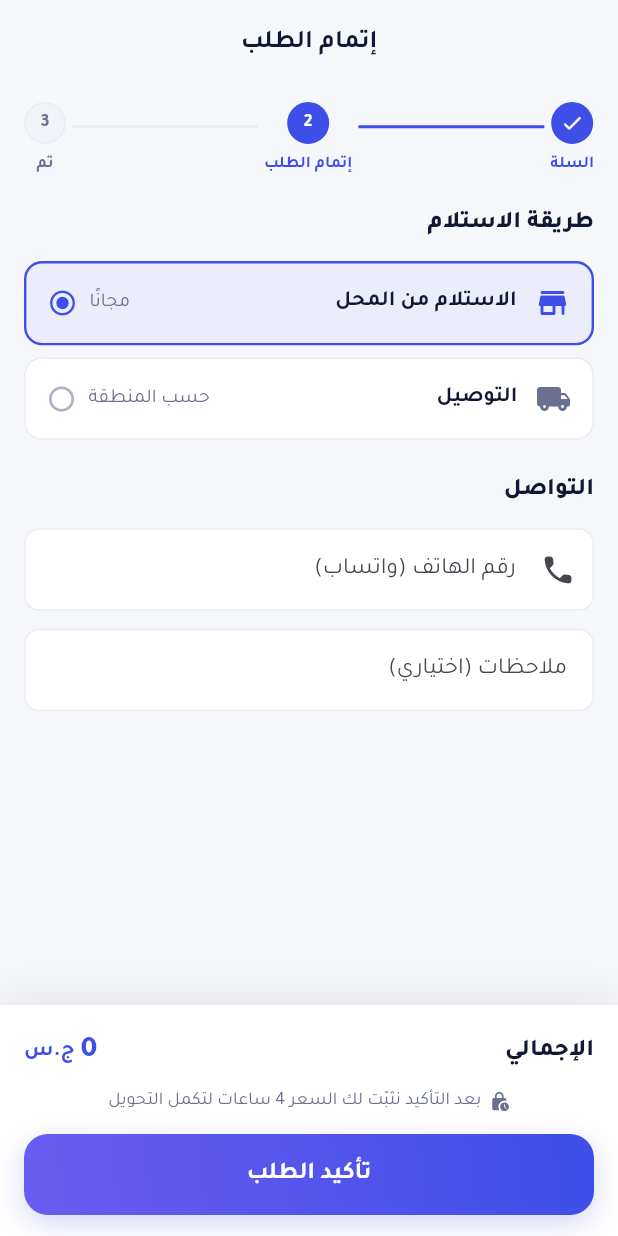
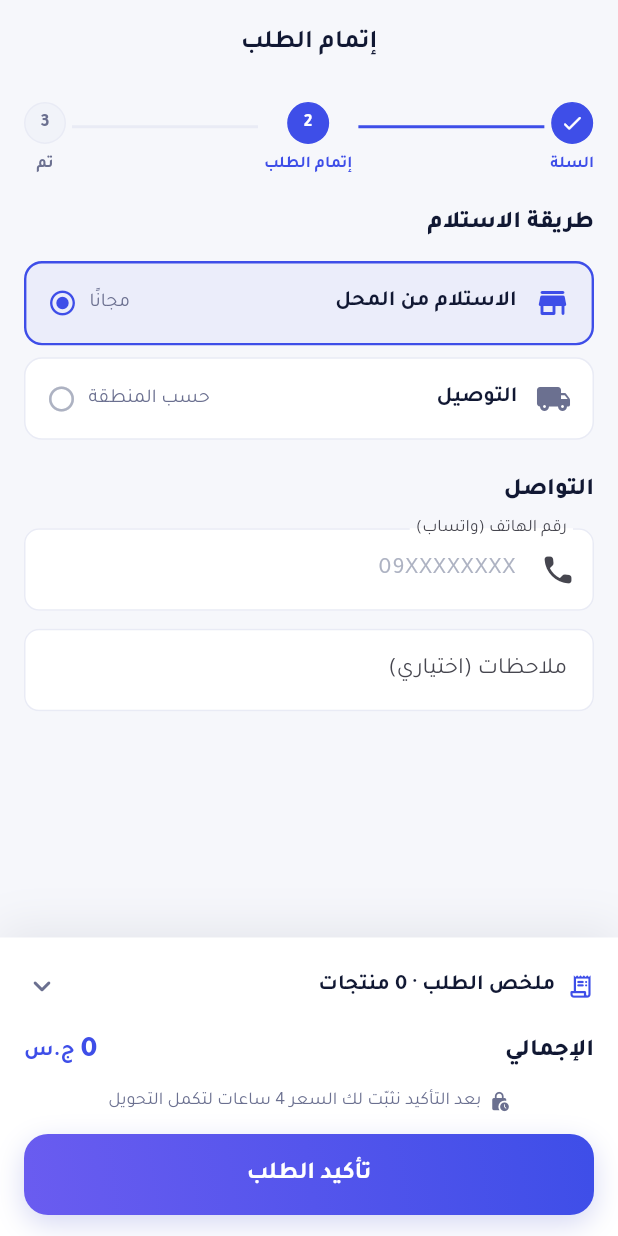
Before and after one commit to almhdy24/wex-app, a Flutter app: the CheckoutScreen screen opened by its route, on a phone screen of 412 x 824 dp. Run offline on Flutter 3.47's test engine with Material 3 defaults, Android fonts, the phone set to English and light mode, and no system bars; our stand-ins replace cached_network_image, dio, firebase_core, firebase_messaging, flutter_animate, flutter_image_compress and 8 more; accounts and stored records are empty; network calls fail.

Commit message:
feat(r2/cart+checkout): compact summary card under items (only total+CTA sticky), 'أكمل جهازك' real accessories row, 'خصم 3%' + inline savings chip + signed amounts (bidi-safe), normalized cart titles; checkout collapsible order summary above CTA, always-visible phone label, bidi-safe zone fees
Co-Authored-By: Claude Sonnet 5.5 <noreply@anthropic.com>

```diff
--- a/lib/app/providers.dart
+++ b/lib/app/providers.dart
@@ -66,3 +66,9 @@ final pushServiceProvider = Provider((ref) => PushService(
         }
       },
     ));
+
+/// Real accessories from the store (for "أكمل جهازك" in the cart). Empty → row hidden.
+final accessoriesProvider = FutureProvider.autoDispose((ref) async {
+  final page = await ref.read(productRepositoryProvider).list(const ProductQuery(type: 'accessory', perPage: 8));
+  return page.items;
+});
--- a/lib/core/strings.dart
+++ b/lib/core/strings.dart
@@ -1,3 +1,5 @@
+import 'utils/formatters.dart';
+
 /// All user-facing Arabic copy, centralized. Modern Standard Arabic, warm,
 /// Sudanese-friendly. Keep short and consistent.
 abstract final class Ar {
@@ -233,4 +235,10 @@ abstract final class Ar {
   static const inStock = 'متوفر';
   static const priceLabel = 'السعر';
   static const allSpecs = 'كل المواصفات';
+
+  // Cart (Round 2)
+  static String discountPercent(int pct) => 'خصم ${formatPercent(pct)}';
+  static const completeSetup = 'أكمل جهازك';
+  static const orderSummary = 'ملخص الطلب';
+  static const itemsWord = 'منتجات';
 }
--- a/lib/features/checkout/checkout_screen.dart
+++ b/lib/features/checkout/checkout_screen.dart
@@ -12,6 +12,10 @@ import '../../core/utils/arabic_duration.dart';
 import '../../core/utils/ascii_digits.dart';
 import '../../core/utils/sudan_phone.dart';
 import '../../core/widgets/price_text.dart';
+import '../../core/design/typography.dart';
+import '../../core/utils/formatters.dart';
+import '../../core/utils/product_name.dart';
+import '../../data/models/cart_item.dart';
 import '../../core/widgets/wex_widgets.dart';
 import '../../data/models/catalog_meta.dart';
 import '../cart/cart_controller.dart';
@@ -143,7 +147,7 @@ class _CheckoutScreenState extends ConsumerState<CheckoutScreen> {
                                     DropdownMenuItem(
                                         value: z,
                                         child: Text(
-                                            '${z.name} — ${z.feeSdg == 0 ? Ar.pickupFree : '${z.feeSdg} ج.س'}'))
+                                            '${z.name} — ${z.feeSdg == 0 ? Ar.pickupFree : formatSdg(z.feeSdg)}'))
                                 ],
                                 onChanged: (z) => setState(() => _zone = z),
                               ),
@@ -196,6 +200,7 @@ class _CheckoutScreenState extends ConsumerState<CheckoutScreen> {
                 decoration: const InputDecoration(
                     labelText: Ar.phoneLabel,
                     hintText: Ar.phoneHint,
+                    floatingLabelBehavior: FloatingLabelBehavior.always,
                     prefixIcon: Icon(Icons.phone_rounded)),
               ),
               const SizedBox(height: Sp.x5),
@@ -222,6 +227,15 @@ class _CheckoutScreenState extends ConsumerState<CheckoutScreen> {
           child: SafeArea(
               top: false,
               child: Column(children: [
+                _OrderSummary(
+                  items: cart,
+                  subtotal: subtotal,
+                  discount: discount,
+                  discountPct: discountPct,
+                  shippingFee: shippingFee,
+                  delivery: _type == 'delivery',
+                ),
+                const SizedBox(height: 8),
                 Row(children: [
                   const Text(Ar.total,
                       style:
@@ -343,3 +357,83 @@ class _StepBar extends StatelessWidget {
     );
   }
 }
+
+
+/// Collapsible order summary above the CTA: items + subtotal / discount / delivery.
+class _OrderSummary extends StatefulWidget {
+  final List<CartItem> items;
+  final int subtotal, discount, discountPct, shippingFee;
+  final bool delivery;
+  const _OrderSummary({
+    required this.items, required this.subtotal, required this.discount,
+    required this.discountPct, required this.shippingFee, required this.delivery,
+  });
+  @override
+  State<_OrderSummary> createState() => _OrderSummaryState();
+}
+
+class _OrderSummaryState extends State<_OrderSummary> {
+  bool _open = false;
+  @override
+  Widget build(BuildContext context) {
+    final count = widget.items.fold<int>(0, (s, i) => s + i.quantity);
+    return Column(children: [
+      InkWell(
+        onTap: () => setState(() => _open = !_open),
+        borderRadius: BorderRadius.circular(10),
+        child: Padding(
+          padding: const EdgeInsets.symmetric(vertical: 6),
+          child: Row(children: [
+            const Icon(Icons.receipt_long_rounded, size: 18, color: WexColors.primary),
+            const SizedBox(width: 8),
+            Text('${Ar.orderSummary} · $count ${Ar.itemsWord}', style: const TextStyle(fontWeight: FontWeight.w600)),
+            const Spacer(),
+            AnimatedRotation(
+              turns: _open ? 0.5 : 0,
+              duration: const Duration(milliseconds: 220),
+              child: const Icon(Icons.keyboard_arrow_down_rounded, color: WexColors.textSecondary),
+            ),
+          ]),
+        ),
+      ),
+      AnimatedSize(
+        duration: const Duration(milliseconds: 240),
+        curve: Curves.easeOut,
+        alignment: Alignment.topCenter,
+        child: _open
+            ? ConstrainedBox(
+                constraints: const BoxConstraints(maxHeight: 220),
+                child: SingleChildScrollView(
+                  child: Column(children: [
+                    for (final i in widget.items)
+                      Padding(
+                        padding: const EdgeInsets.symmetric(vertical: 4),
+                        child: Row(children: [
+                          Expanded(
+                            child: Text('${normalizeProductName(i.name).full} × ${i.quantity}',
+                                maxLines: 1, overflow: TextOverflow.ellipsis, style: WexText.caption),
+                          ),
+                          PriceText(i.lineTotal, size: 13, color: WexColors.textPrimary, weight: FontWeight.w700),
+                        ]),
+                      ),
+                    const Divider(height: 14),
+                    _line(Ar.subtotal, PriceText(widget.subtotal, size: 13, color: WexColors.textPrimary, weight: FontWeight.w700)),
+                    if (widget.discount > 0)
+                      _line(Ar.discountPercent(widget.discountPct),
+                          PriceText(widget.discount, size: 13, color: WexColors.success, weight: FontWeight.w800, negative: true)),
+                    if (widget.delivery)
+                      _line(Ar.deliveryFee, PriceText(widget.shippingFee, size: 13, color: WexColors.textPrimary, weight: FontWeight.w700)),
+                    const SizedBox(height: 6),
+                  ]),
+                ),
+              )
+            : const SizedBox(width: double.infinity),
+      ),
+    ]);
+  }
+
+  Widget _line(String label, Widget value) => Padding(
+        padding: const EdgeInsets.symmetric(vertical: 3),
+        child: Row(children: [Text(label, style: WexText.caption), const Spacer(), value]),
+      );
+}
```
Also changed, not shown: lib/features/cart/cart_screen.dart (+175 -176 lines), 3 other files.
